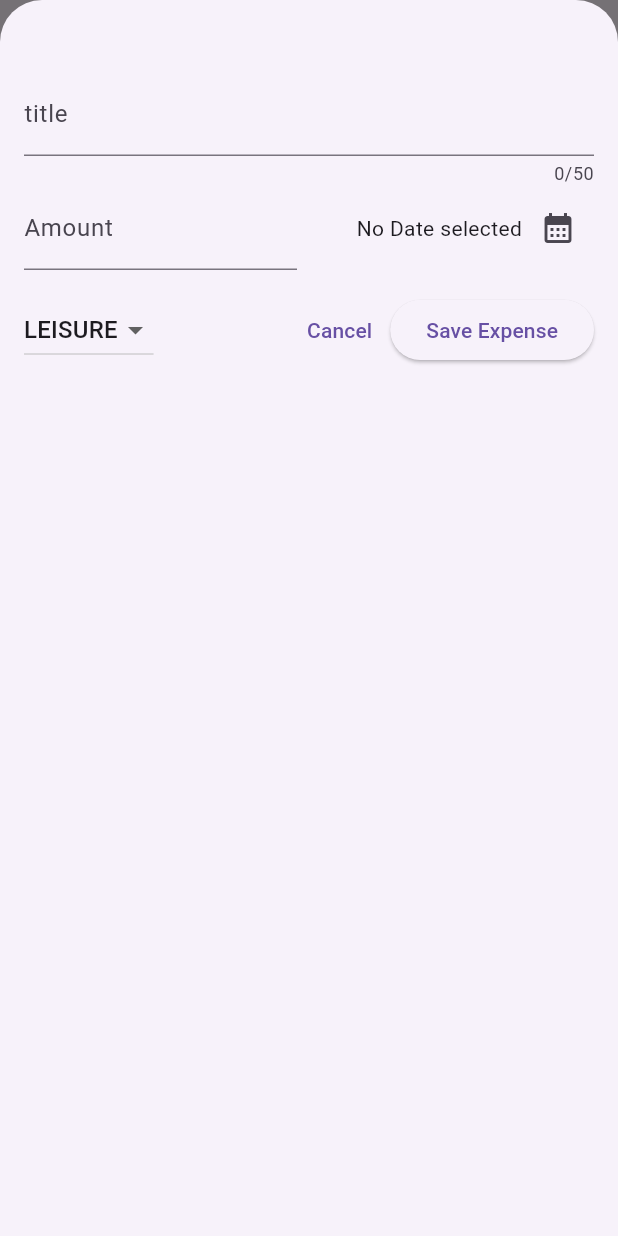
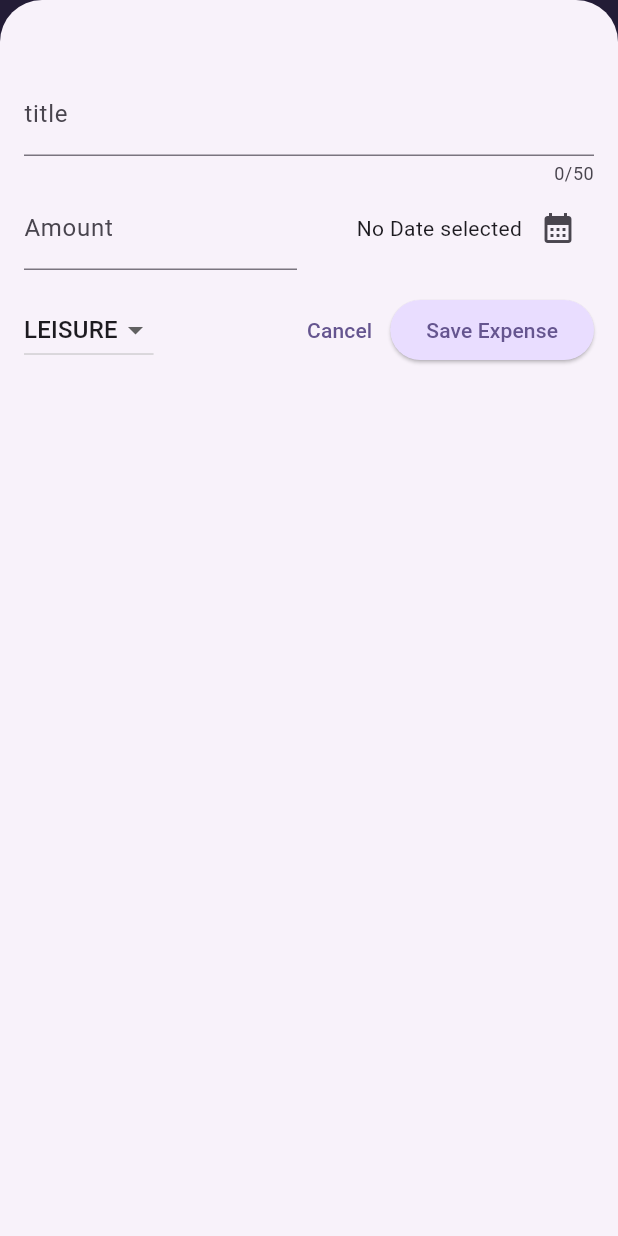
Before and after one commit to omar-vtc/Expenses_App, a Flutter app: the screen it shows after launch, after a tap on the "add" icon, on a phone screen of 412 x 824 dp. Run offline on Flutter 3.47's test engine with Material 3 defaults, Android fonts, the phone set to English and light mode, and no system bars.

Commit message:
main theme settings

```diff
--- a/lib/main.dart
+++ b/lib/main.dart
@@ -1,6 +1,37 @@
 import 'package:expenses_app/widgets/expenses.dart';
 import 'package:flutter/material.dart';
 
+var kColorScheme = ColorScheme.fromSeed(
+  seedColor: const Color.fromARGB(255, 96, 59, 181),
+);
+
 void main() {
-  runApp(const MaterialApp(home: Expenses()));
+  runApp(
+    MaterialApp(
+      theme: ThemeData().copyWith(
+        colorScheme: kColorScheme,
+        appBarTheme: const AppBarTheme().copyWith(
+          backgroundColor: kColorScheme.onPrimaryContainer,
+          foregroundColor: kColorScheme.primaryContainer,
+        ),
+        cardTheme: CardTheme().copyWith(
+          color: kColorScheme.secondaryContainer,
+          margin: const EdgeInsets.symmetric(horizontal: 16, vertical: 8),
+        ),
+        elevatedButtonTheme: ElevatedButtonThemeData(
+          style: ElevatedButton.styleFrom(
+            backgroundColor: kColorScheme.primaryContainer,
+          ),
+        ),
+        textTheme: ThemeData().textTheme.copyWith(
+          titleLarge: TextStyle(
+            fontWeight: FontWeight.normal,
+            color: kColorScheme.onSecondaryContainer,
+            fontSize: 15,
+          ),
+        ),
+      ),
+      home: Expenses(),
+    ),
+  );
 }
```
